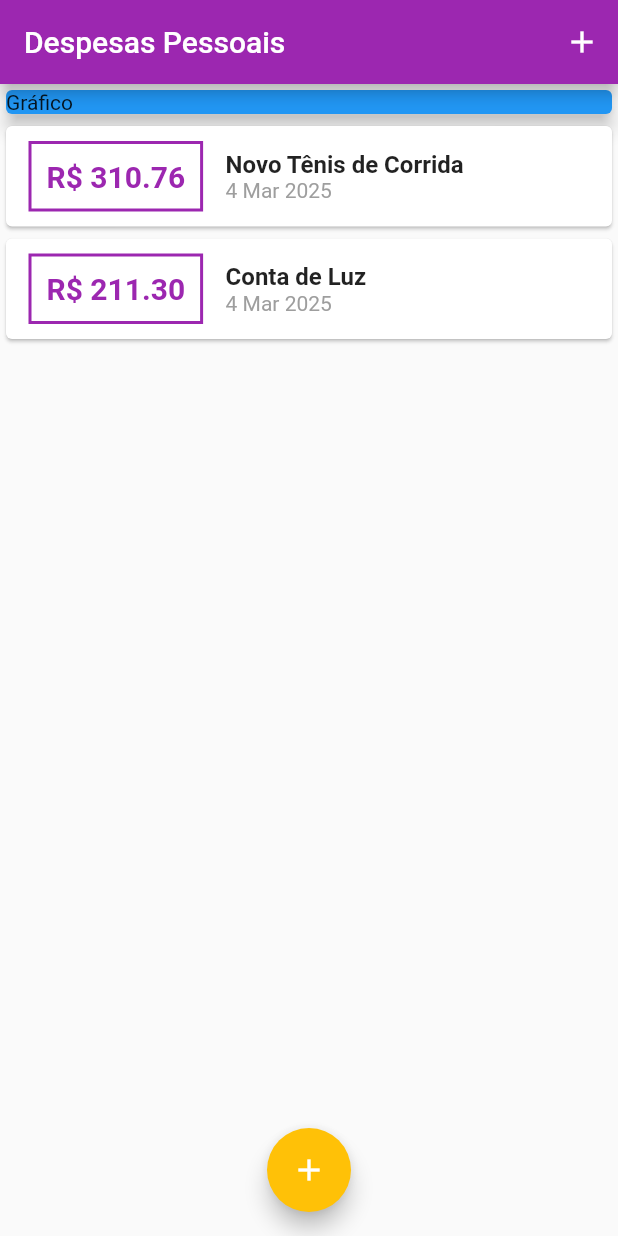
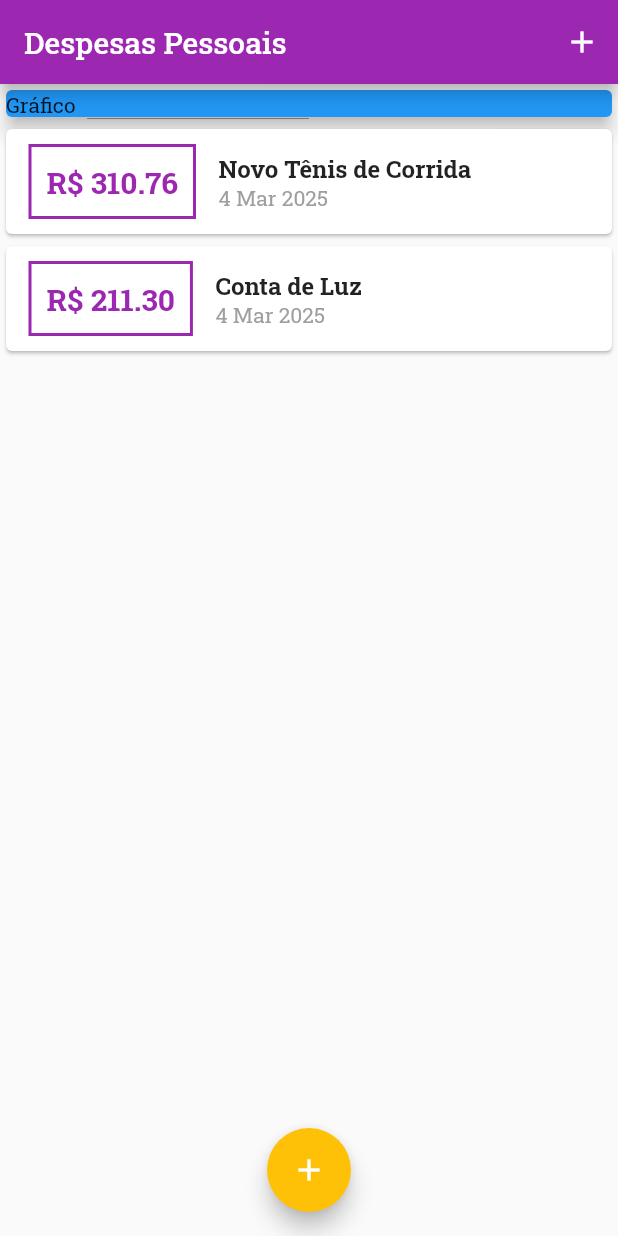
Before and after one commit to BragaMask/AppReal, a Flutter app: the screen it shows after launch, on a phone screen of 412 x 824 dp. Run offline on Flutter 3.47's test engine with Material 3 defaults, Android fonts, the phone set to English and light mode, and no system bars.

Commit message:
Mudança nas fontes utilizadas no App

```diff
--- a/lib/main.dart
+++ b/lib/main.dart
@@ -3,7 +3,6 @@ import 'package:appreal/transaction.dart';
 import 'package:flutter/material.dart';
 import 'dart:math';
 import 'components/transaction_list.dart';
-
 
 main() => runApp(ExpensesApp());
 
@@ -14,21 +13,23 @@ class ExpensesApp extends StatelessWidget {
   @override
   Widget build(BuildContext context) {
     return MaterialApp(
+      debugShowCheckedModeBanner: false,
       home: const MyHomePage(),
       theme: ThemeData //Dados do Tema
-      (
-        useMaterial3: false,  // Desabilita o uso do Material Design 3
+          (
+        useMaterial3: false, // Desabilita o uso do Material Design 3
         appBarTheme: const AppBarTheme //Os temas da AppBar
-        (
+            (
           backgroundColor: Colors.purple, //Cor do fundo
-          foregroundColor: Colors.white,  //Cor dos elementos
+          foregroundColor: Colors.white, //Cor dos elementos
         ),
         colorScheme: //Esquema de cores para o aplicativo
-        ColorScheme.fromSeed(
+            ColorScheme.fromSeed(
           seedColor: Colors.amber, //Gera o esquema de cores
           primary: Colors.purple, //Cor primária
           secondary: Colors.amber, //Cor secundária
         ),
+        fontFamily: "RobotoSlab",
       ),
     );
   }
```
Also changed, not shown: pubspec.yaml (+6 -20 lines), assets/fonts/RobotoSlab-VariableFont_wght.ttf (added), 5 other files.
